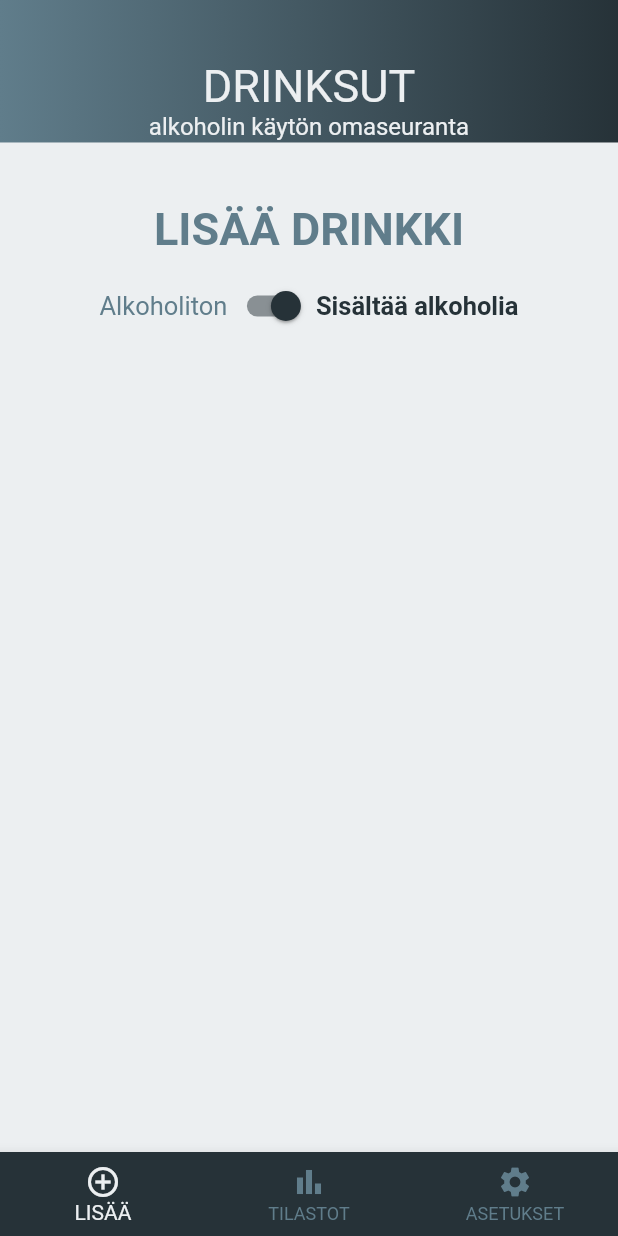
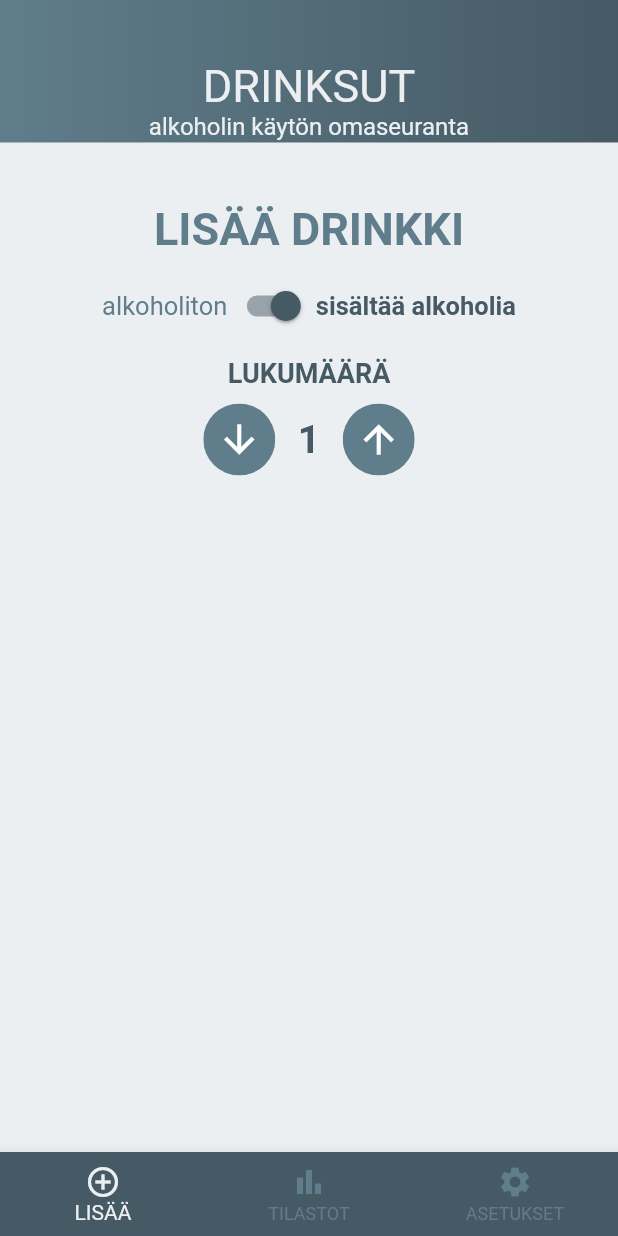
Before and after one commit to satuhyva/DRINKSUT, a Flutter app: the screen it shows after launch, on a phone screen of 412 x 824 dp. Run offline on Flutter 3.47's test engine with Material 2 defaults, Android fonts, the phone set to English and light mode, and no system bars.

Commit message:
Added set drink count (with tests)

```diff
--- a/lib/addPage/AddDrinkTitle.dart
+++ b/lib/addPage/AddDrinksTitle.dart
@@ -2,11 +2,12 @@
 import 'package:flutter/material.dart';
 
 
-class AddDrinkTitle extends StatelessWidget {
-  const AddDrinkTitle({Key? key}) : super(key: key);
+class AddDrinksTitle extends StatelessWidget {
+  const AddDrinksTitle({Key? key}) : super(key: key);
 
   @override
   Widget build(BuildContext context) {
+
 
     return Container(
       padding: const EdgeInsets.only(top: 40, bottom: 10),
--- a/lib/addPage/AlcoholicSlider.dart
+++ b/lib/addPage/AlcoholicSlider.dart
@@ -14,7 +14,7 @@ class AlcoholicSlider extends StatelessWidget {
   Widget build(BuildContext context) {
 
     final textNonAlcoholic = Text(
-      'Alkoholiton',
+      'alkoholiton',
       style: TextStyle(
         fontSize: 17,
         color: isAlcoholic ? Theme.of(context).primaryColor : Theme.of(context).primaryColorDark,
@@ -23,7 +23,7 @@ class AlcoholicSlider extends StatelessWidget {
       );
 
     final textAlcoholic = Text(
-      'Sisältää alkoholia',
+      'sisältää alkoholia',
       style: TextStyle(
         fontSize: 17,
         color: isAlcoholic ? Theme.of(context).primaryColorDark : Theme.of(context).primaryColor,
--- /dev/null
+++ b/lib/addPage/SetDrinkCount.dart
@@ -0,0 +1,62 @@
+// ignore_for_file: file_names
+import 'package:flutter/material.dart';
+
+import '../common/IconButtonWithBackground.dart';
+
+
+
+class SetDrinkCount extends StatelessWidget {
+
+    final Function decreaseCount;
+    final Function increaseCount;
+    final int drinkCount;
+
+  const SetDrinkCount({
+    Key? key,
+    required this.decreaseCount,
+    required this.increaseCount,
+    required this.drinkCount,
+    }) : super(key: key);
+
+  @override
+  Widget build(BuildContext context) {
+    return Column(children: [
+      Container(
+        padding: const EdgeInsets.only(top: 10, bottom: 10),
+        child: Text(
+          'LUKUMÄÄRÄ',
+          style: TextStyle(fontSize: 18, color: Theme.of(context).primaryColorDark, fontWeight: FontWeight.bold)
+          ),
+      ),
+      Row(
+          mainAxisAlignment: MainAxisAlignment.center,
+          children: [
+            IconButtonWithBackground(
+              key: const Key('down'),
+              performAction: decreaseCount,
+              icon: const Icon(Icons.arrow_downward),
+              ),
+            Container(
+              padding: const EdgeInsets.only(left: 15, right: 15),
+              child:
+                Text(
+                  drinkCount.toString(),
+                  key: const Key('drinkCount'),
+                  style:
+                    TextStyle(
+                      fontSize: 26,
+                      color: Theme.of(context).primaryColorDark,
+                      fontWeight: FontWeight.bold,
+                  )),
+                ),
+            IconButtonWithBackground(
+              key: const Key('up'),
+              performAction: increaseCount,
+              icon: const Icon(Icons.arrow_upward),
+              ),
+            ],
+          )
+      ],);
+
+  }
+}
--- /dev/null
+++ b/lib/common/IconButtonWithBackground.dart
@@ -0,0 +1,38 @@
+// ignore_for_file: file_names
+import 'package:flutter/material.dart';
+
+
+class IconButtonWithBackground extends StatelessWidget {
+
+  final Function performAction;
+  final Icon icon;
+
+
+  const IconButtonWithBackground({
+    Key? key,
+    required this.performAction,
+    required this.icon,
+    }) : super(key: key);
+
+
+  @override
+  Widget build(BuildContext context) {
+    return Material(
+          color: Theme.of(context).primaryColorLight,
+          child: Center(
+            child: Ink(
+              decoration: ShapeDecoration(
+                color: Theme.of(context).primaryColor,
+                shape: const CircleBorder(),
+              ),
+              child: IconButton(
+                icon: icon,
+                iconSize: 30,
+                color: Colors.white,
+                onPressed: () => performAction(),
+              ),
+            ),
+          ),
+        );
+  }
+}
--- a/lib/themeData/themeData.dart
+++ b/lib/themeData/themeData.dart
@@ -5,5 +5,5 @@ import 'package:flutter/material.dart';
 ThemeData themeData = ThemeData(
   primaryColor: Colors.blueGrey.shade500,
   primaryColorLight: Colors.blueGrey.shade50,
-  primaryColorDark: Colors.blueGrey.shade900,
+  primaryColorDark: Colors.blueGrey.shade700,
 );
```
Also changed, not shown: lib/addPage/AddAlcoholicDrinks.dart (added, +44 -0 lines), lib/addPage/AddNonAlcoholicDrinks.dart (added, +12 -0 lines), lib/addPage/AddPage.dart (+9 -3 lines), 13 other files.
